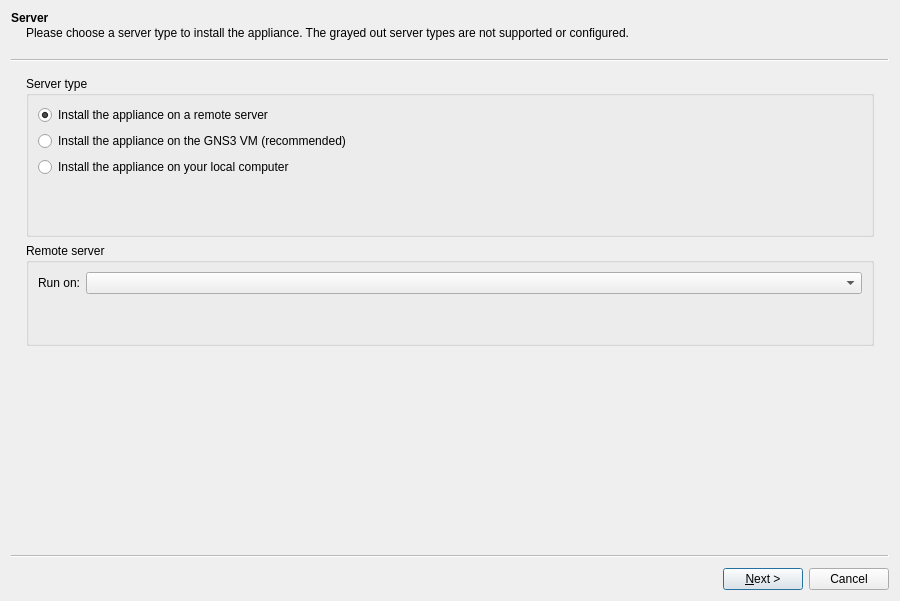
First picture: the form in gns3/ui/appliance_wizard.ui, repository kaisenlinux/gns3-gui, before the edit.
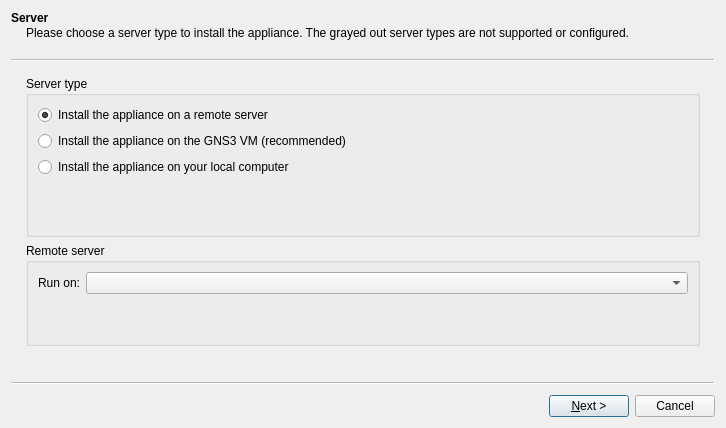
Second picture: the form after the edit.

```diff
--- a/gns3/ui/appliance_wizard.ui
+++ b/gns3/ui/appliance_wizard.ui
@@ -6,8 +6,8 @@
    <rect>
     <x>0</x>
     <y>0</y>
-    <width>900</width>
-    <height>601</height>
+    <width>726</width>
+    <height>428</height>
    </rect>
   </property>
   <property name="sizePolicy">
```
Left out of the diff: 27 changed lines with no effect on the pictures.
